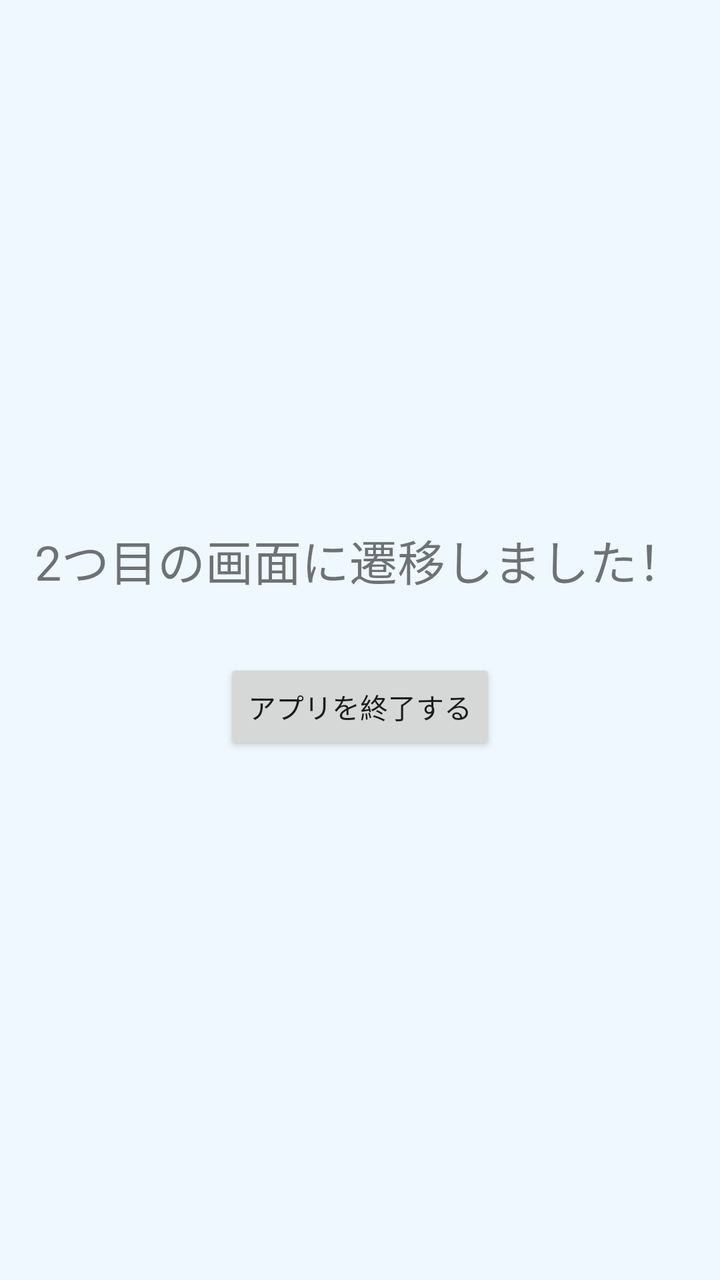
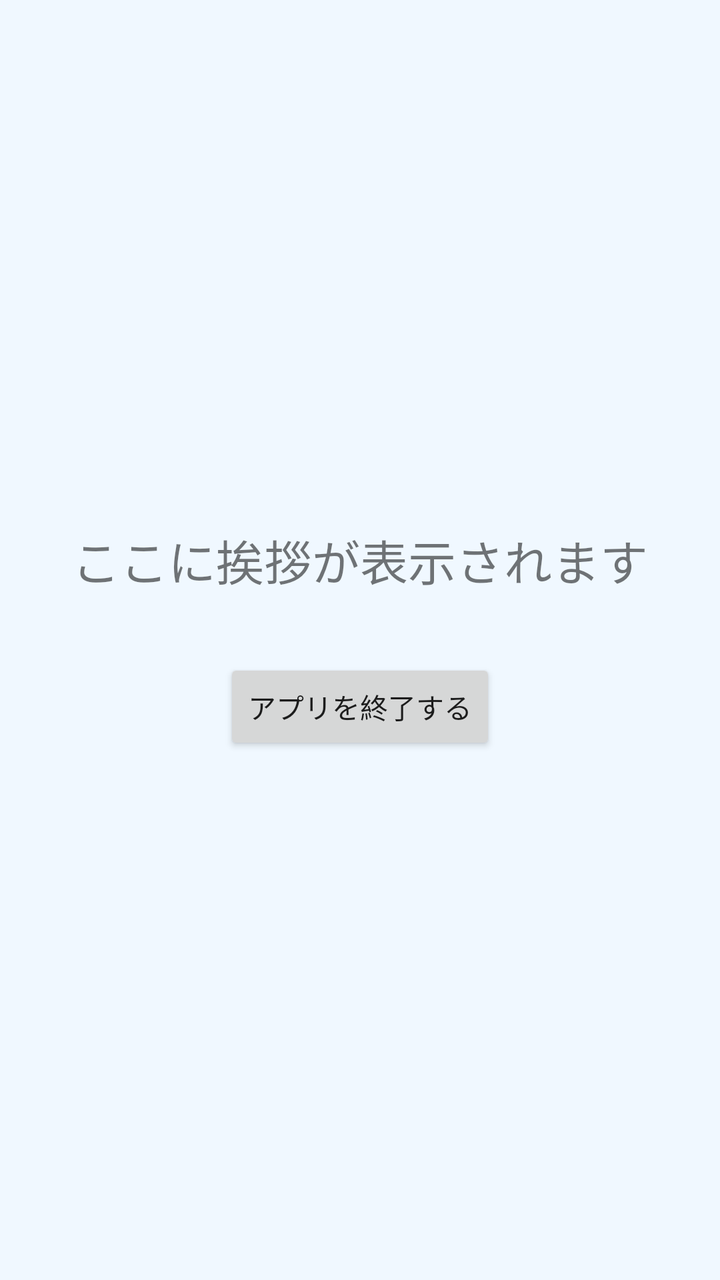

The first picture is an Android layout as it rendered before a commit; the second is the same layout after the commit. The layout source and the unified diff follow.
<!-- AndroidManifest.xml: application theme Theme.AppCompat.Light.NoActionBar -->
<!-- res/layout/fragment_second.xml -->
<?xml version="1.0" encoding="utf-8"?>
<LinearLayout xmlns:android="http://schemas.android.com/apk/res/android"
    android:layout_width="match_parent"
    android:layout_height="match_parent"
    android:gravity="center"
    android:orientation="vertical"
    android:background="#F0F8FF"> 

    <TextView
        android:layout_width="wrap_content"
        android:layout_height="wrap_content"
        android:text="2つ目の画面に遷移しました！"
        android:textSize="24sp" />

    <Button
        android:id="@+id/button_finish"
        android:layout_width="wrap_content"
        android:layout_height="wrap_content"
        android:layout_marginTop="32dp"
        android:text="アプリを終了する" />

</LinearLayout>
<!-- resources referenced by this layout -->
<resources>

</resources>

<!-- the commit's change to res/layout/fragment_second.xml (unified diff, before → after) -->
@@ -7,9 +7,10 @@
     android:background="#F0F8FF"> 
 
     <TextView
+        android:id="@+id/text_greeting"
         android:layout_width="wrap_content"
         android:layout_height="wrap_content"
-        android:text="2つ目の画面に遷移しました！"
+        android:text="ここに挨拶が表示されます"
         android:textSize="24sp" />
 
     <Button
